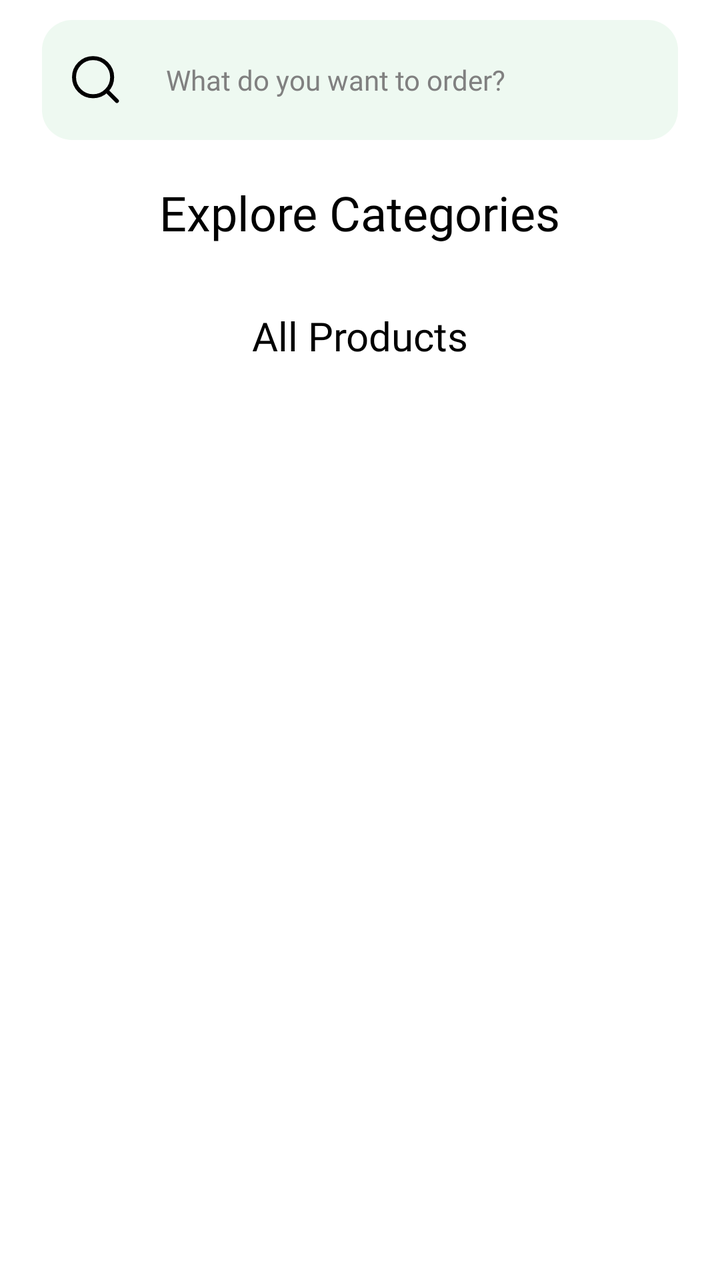
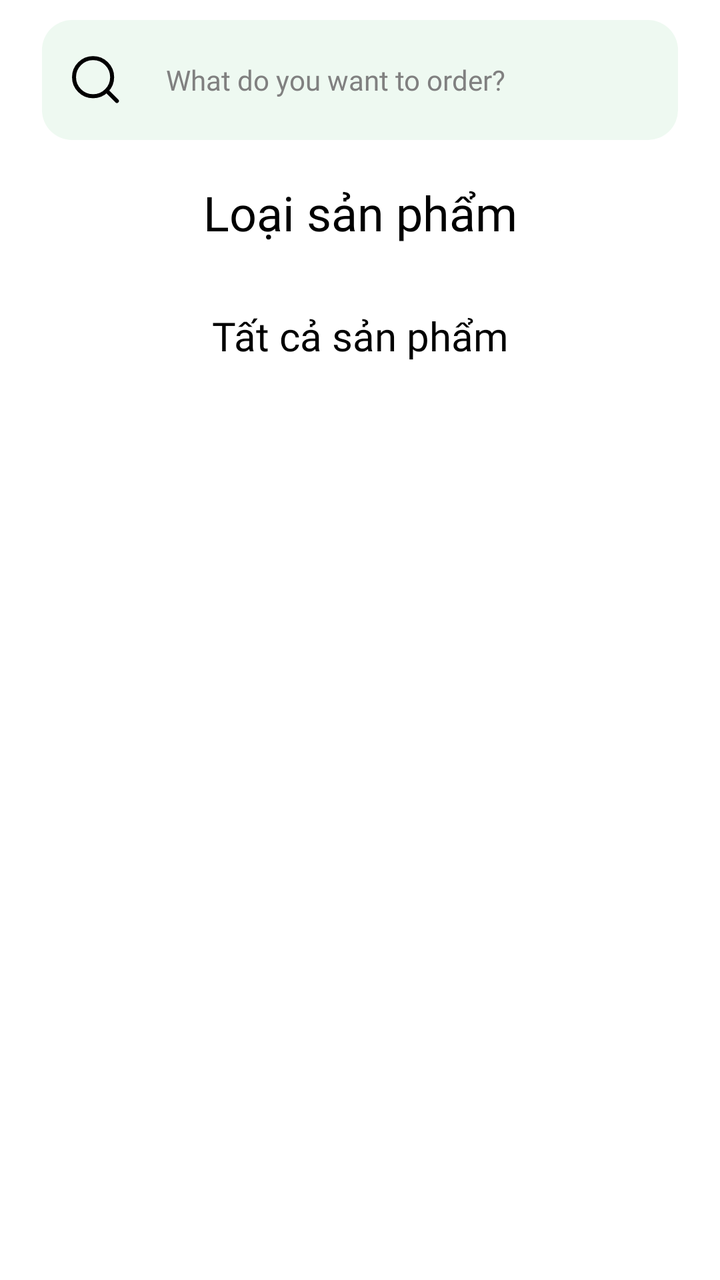

Compare the two renders of this Android layout. The source of the first and the diff that turns it into the second are given below.
<!-- AndroidManifest.xml: application theme Theme.MyApplication -->
<!-- res/layout/fragment_search.xml -->
<?xml version="1.0" encoding="utf-8"?>
<androidx.constraintlayout.widget.ConstraintLayout xmlns:android="http://schemas.android.com/apk/res/android"
    xmlns:app="http://schemas.android.com/apk/res-auto"
    xmlns:tools="http://schemas.android.com/tools"
    android:layout_width="match_parent"
    android:layout_height="match_parent"
    tools:context=".Fragment.SearchFragment">

    <EditText
        android:id="@+id/editTextTextPersonName"
        android:layout_width="match_parent"
        android:layout_height="60dp"
        android:layout_marginStart="21dp"
        android:layout_marginTop="10dp"
        android:layout_marginEnd="21dp"
        android:background="@drawable/search_background"
        android:drawableStart="@drawable/ic_icon_search"
        android:drawablePadding="20dp"
        android:ems="10"
        android:fontFamily="@font/regular"
        android:hint="What do you want to order?"
        android:inputType="textPersonName"
        android:paddingStart="12dp"
        android:textColorHint="#808080"
        android:textSize="14sp"
        app:layout_constraintEnd_toEndOf="parent"
        app:layout_constraintStart_toStartOf="parent"
        app:layout_constraintTop_toTopOf="parent" />

    
    <TextView
        android:id="@+id/textView3"
        android:layout_width="wrap_content"
        android:layout_height="wrap_content"
        android:layout_marginTop="20dp"
        android:text="Explore Categories"
        android:textColor="@android:color/black"
        android:textSize="24sp"
        app:fontFamily="@font/yeonsung_regular"
        app:layout_constraintEnd_toEndOf="parent"
        app:layout_constraintStart_toStartOf="parent"
        app:layout_constraintTop_toBottomOf="@+id/editTextTextPersonName" />

    
    <androidx.recyclerview.widget.RecyclerView
        android:id="@+id/recyclerViewCategories"
        android:layout_width="match_parent"
        android:layout_height="wrap_content"
        android:layout_marginTop="16dp"
        app:layout_constraintTop_toBottomOf="@id/textView3"
        app:layout_constraintStart_toStartOf="parent"
        app:layout_constraintEnd_toEndOf="parent"
        android:scrollbars="none"/>

    
    <TextView
        android:id="@+id/textViewAllProducts"
        android:layout_width="wrap_content"
        android:layout_height="wrap_content"
        android:layout_marginTop="16dp"
        android:text="All Products"
        android:textColor="@android:color/black"
        android:textSize="20sp"
        android:fontFamily="@font/yeonsung_regular"
        app:layout_constraintStart_toStartOf="parent"
        app:layout_constraintEnd_toEndOf="parent"
        app:layout_constraintTop_toBottomOf="@+id/recyclerViewCategories" />

    
    <ListView
        android:id="@+id/listView"
        android:layout_width="match_parent"
        android:layout_height="0dp"
        android:layout_marginTop="10dp"
        app:layout_constraintBottom_toBottomOf="parent"
        app:layout_constraintEnd_toEndOf="parent"
        app:layout_constraintStart_toStartOf="parent"
        app:layout_constraintTop_toBottomOf="@id/textViewAllProducts" />

</androidx.constraintlayout.widget.ConstraintLayout>
<!-- resources referenced by this layout -->
<resources>
  <!-- drawable ic_icon_search (drawable) -->
  <vector xmlns:android="http://schemas.android.com/apk/res/android"
      android:width="30dp"
      android:height="30dp"
      android:viewportWidth="30"
      android:viewportHeight="30">
    <path
        android:pathData="M13.539,23.112C18.802,23.112 23.067,18.847 23.067,13.584C23.067,8.322 18.802,4.056 13.539,4.056C8.277,4.056 4.011,8.322 4.011,13.584C4.011,18.847 8.277,23.112 13.539,23.112Z"
        android:strokeLineJoin="round"
        android:strokeWidth="2"
        android:fillColor="#00000000"
        android:strokeColor="#000000"
        android:strokeLineCap="round"/>
    <path
        android:pathData="M25.449,25.494L20.269,20.313"
        android:strokeLineJoin="round"
        android:strokeWidth="2"
        android:fillColor="#00000000"
        android:strokeColor="#000000"
        android:strokeLineCap="round"/>
  </vector>
  <!-- drawable search_background (drawable) -->
  <?xml version="1.0" encoding="utf-8"?>
  <shape xmlns:android="http://schemas.android.com/apk/res/android">
      <solid android:color="#EEF9F1" />
      <corners android:radius="15dp" />
  </shape>
  <style name="Theme.MyApplication" parent="Theme.MaterialComponents.DayNight.NoActionBar">
          
          <item name="colorPrimary">@color/purple_500</item>
          <item name="colorPrimaryVariant">@color/purple_700</item>
          <item name="colorOnPrimary">@color/white</item>
          
          <item name="colorSecondary">@color/teal_200</item>
          <item name="colorSecondaryVariant">@color/teal_700</item>
          <item name="colorOnSecondary">@color/black</item>
  
          
          <item name="android:statusBarColor" tools:targetApi="l">?attr/colorPrimaryVariant</item>
          
      </style>
  <color name="purple_500">#2A9C68</color>
  <color name="purple_700">#6200EE</color>
  <color name="white">#FFFFFFFF</color>
  <color name="teal_200">#03DAC5</color>
  <color name="teal_700">#018786</color>
  <color name="black">#FF000000</color>
</resources>

<!-- the commit's change to res/layout/fragment_search.xml (unified diff, before → after) -->
@@ -33,7 +33,7 @@
         android:layout_width="wrap_content"
         android:layout_height="wrap_content"
         android:layout_marginTop="20dp"
-        android:text="Explore Categories"
+        android:text="Loại sản phẩm"
         android:textColor="@android:color/black"
         android:textSize="24sp"
         app:fontFamily="@font/yeonsung_regular"
@@ -58,12 +58,12 @@
         android:layout_width="wrap_content"
         android:layout_height="wrap_content"
         android:layout_marginTop="16dp"
-        android:text="All Products"
+        android:fontFamily="@font/yeonsung_regular"
+        android:text="Tất cả sản phẩm"
         android:textColor="@android:color/black"
         android:textSize="20sp"
-        android:fontFamily="@font/yeonsung_regular"
+        app:layout_constraintEnd_toEndOf="parent"
         app:layout_constraintStart_toStartOf="parent"
-        app:layout_constraintEnd_toEndOf="parent"
         app:layout_constraintTop_toBottomOf="@+id/recyclerViewCategories" />
 
     
